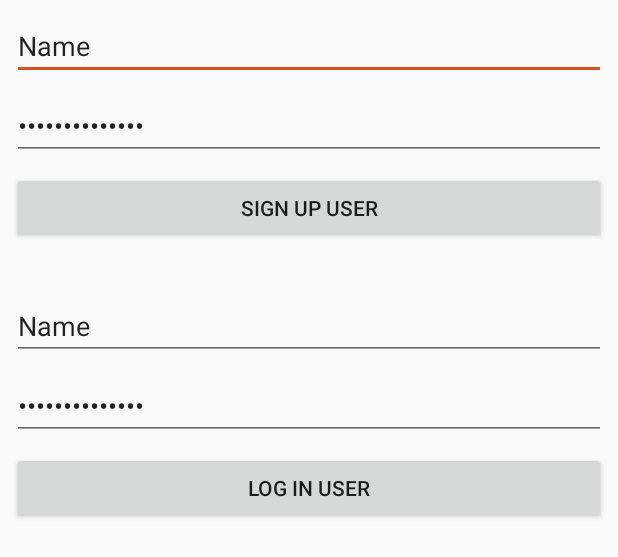
After one commit to cevher/InstagramClone, an Android app: the layout signup_activity.xml on its own in the app's theme, with its tools: preview values and no code run, on a phone screen of 412 x 824 dp. The commit adds this screen. Shown: the top 557 px of the screen. Run offline under Robolectric (Android 15) with nearby library versions, the phone set to English and light mode, and no system bars.

Commit message:
SignUp and Login Parse

```diff
--- /dev/null
+++ b/app/src/main/res/layout/signup_activity.xml
@@ -0,0 +1,61 @@
+<?xml version="1.0" encoding="utf-8"?>
+<android.support.constraint.ConstraintLayout xmlns:android="http://schemas.android.com/apk/res/android"
+                                             xmlns:app="http://schemas.android.com/apk/res-auto" xmlns:tools="http://schemas.android.com/tools" android:layout_width="match_parent"
+                                             android:layout_height="match_parent">
+    <EditText
+            android:layout_width="0dp"
+            android:layout_height="wrap_content"
+            android:inputType="textPersonName"
+            android:text="Name"
+            android:ems="10"
+            android:id="@+id/edtNameSignUp" android:layout_marginTop="8dp"
+            app:layout_constraintTop_toTopOf="parent" android:layout_marginEnd="8dp"
+            app:layout_constraintEnd_toEndOf="parent" android:layout_marginStart="8dp"
+            app:layout_constraintStart_toStartOf="parent" android:hint="Enter Name"/>
+    <EditText
+            android:layout_width="0dp"
+            android:layout_height="wrap_content"
+            android:text="Enter Password"
+            android:ems="10"
+            android:id="@+id/edtPasswordSignUp" android:layout_marginTop="8dp"
+            app:layout_constraintTop_toBottomOf="@+id/edtNameSignUp" android:layout_marginEnd="8dp"
+            app:layout_constraintEnd_toEndOf="parent" android:layout_marginStart="8dp"
+            app:layout_constraintStart_toStartOf="parent" android:hint="Enter Password"
+            android:inputType="textPassword"/>
+    <Button
+            android:text="sign Up user"
+            android:layout_width="0dp"
+            android:layout_height="wrap_content"
+            android:id="@+id/btnSignUp" android:layout_marginTop="8dp"
+            app:layout_constraintTop_toBottomOf="@+id/edtPasswordSignUp" app:layout_constraintEnd_toEndOf="parent"
+            android:layout_marginEnd="8dp" app:layout_constraintStart_toStartOf="parent"
+            android:layout_marginStart="8dp"/>
+    <EditText
+            android:layout_width="0dp"
+            android:layout_height="wrap_content"
+            android:inputType="textPersonName"
+            android:text="Name"
+            android:ems="10"
+            android:id="@+id/edtLoginName" android:layout_marginTop="32dp"
+            app:layout_constraintTop_toBottomOf="@+id/btnSignUp" android:layout_marginEnd="8dp"
+            app:layout_constraintEnd_toEndOf="parent" android:layout_marginStart="8dp"
+            app:layout_constraintStart_toStartOf="parent" android:hint="Enter @string/app_name"/>
+    <EditText
+            android:layout_width="0dp"
+            android:layout_height="wrap_content"
+            android:text="Enter Password"
+            android:ems="10"
+            android:id="@+id/edtLoginPassword" android:layout_marginTop="8dp"
+            app:layout_constraintTop_toBottomOf="@+id/edtLoginName" android:layout_marginEnd="8dp"
+            app:layout_constraintEnd_toEndOf="parent" android:layout_marginStart="8dp"
+            app:layout_constraintStart_toStartOf="parent" android:hint="Enter Password"
+            android:inputType="textPassword"/>
+    <Button
+            android:text="log in user"
+            android:layout_width="0dp"
+            android:layout_height="wrap_content"
+            android:id="@+id/btnLogin" android:layout_marginTop="8dp"
+            app:layout_constraintTop_toBottomOf="@+id/edtLoginPassword" app:layout_constraintEnd_toEndOf="parent"
+            android:layout_marginEnd="8dp" app:layout_constraintStart_toStartOf="parent"
+            android:layout_marginStart="8dp"/>
+</android.support.constraint.ConstraintLayout>
```
Also changed, not shown: app/src/main/AndroidManifest.xml (+6 -4 lines), app/src/main/java/android/galileo/instagramclone/MainActivity.java (+13 -1 lines), app/src/main/java/android/galileo/instagramclone/SignUpLoginActivity.java (+73 -1 lines), app/src/main/java/android/galileo/instagramclone/WelcomeToActivty.java (added, +13 -0 lines), app/src/main/res/layout/activity_main.xml (+7 -0 lines), app/src/main/res/layout/activity_welcome.xml (added, +10 -0 lines), app/build.gradle (line endings or trailing spaces).
